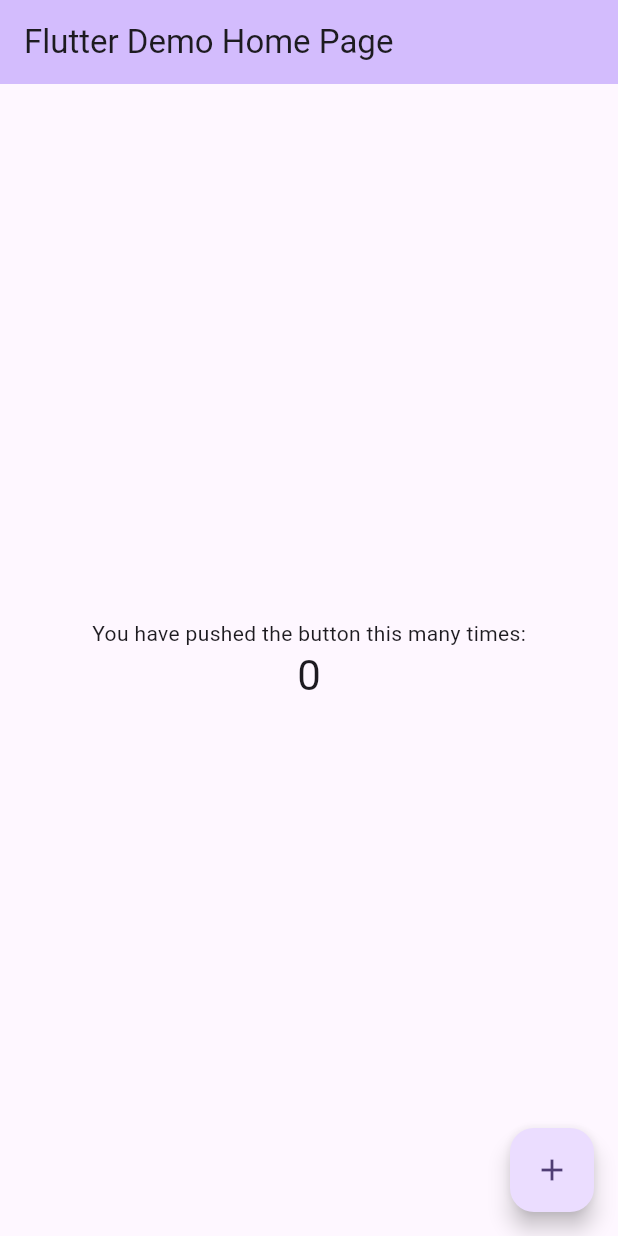
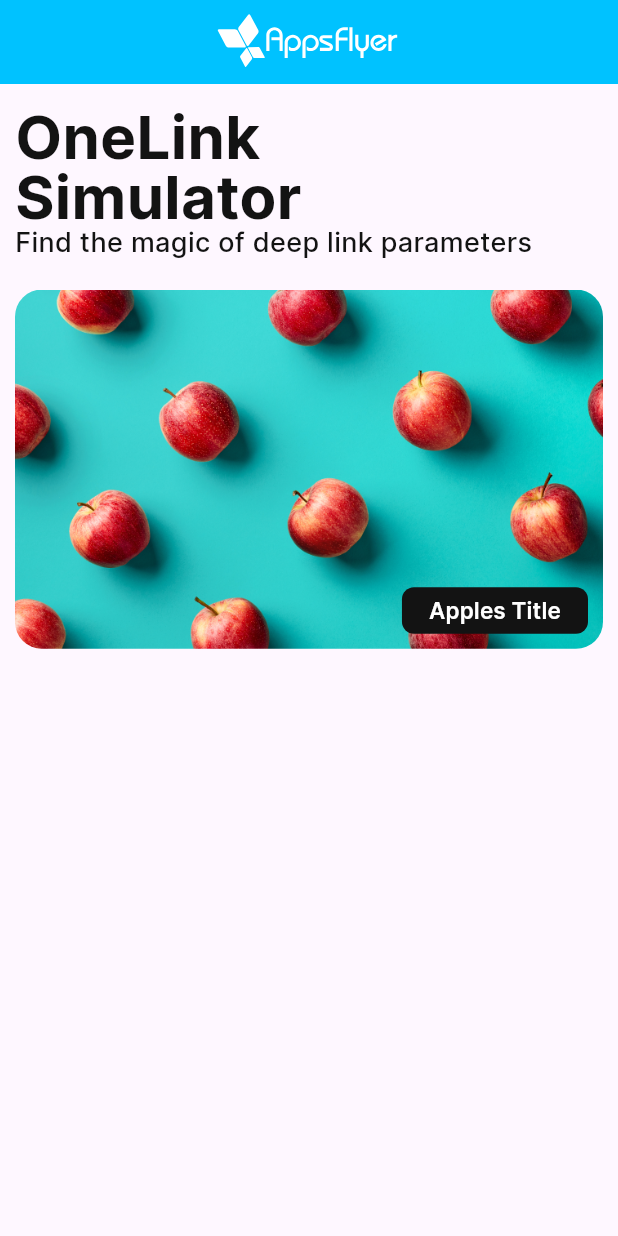
Before and after one commit to judele124/flutterOneLinkApp, a Flutter app: the screen it shows after launch, on a phone screen of 412 x 824 dp. Run offline on Flutter 3.47's test engine with Material 2 defaults, Android fonts, the phone set to English and light mode, and no system bars; our stand-ins replace flutter_svg, gap.

Commit message:
main page, img button and assets folder connected

```diff
--- a/lib/main.dart
+++ b/lib/main.dart
@@ -1,4 +1,7 @@
 import 'package:flutter/material.dart';
+import 'package:flutter_svg/flutter_svg.dart';
+import 'package:gap/gap.dart';
+import 'package:appsflyer_sample_app/utils/varibles.dart';
 
 void main() {
   runApp(const MyApp());
@@ -7,119 +10,114 @@ void main() {
 class MyApp extends StatelessWidget {
   const MyApp({super.key});
 
-  // This widget is the root of your application.
   @override
   Widget build(BuildContext context) {
     return MaterialApp(
-      title: 'Flutter Demo',
+      home: const HomePage(),
+      debugShowCheckedModeBanner: false,
+      title: 'One Link AppsFlyer',
       theme: ThemeData(
-        // This is the theme of your application.
-        //
-        // TRY THIS: Try running your application with "flutter run". You'll see
-        // the application has a blue toolbar. Then, without quitting the app,
-        // try changing the seedColor in the colorScheme below to Colors.green
-        // and then invoke "hot reload" (save your changes or press the "hot
-        // reload" button in a Flutter-supported IDE, or press "r" if you used
-        // the command line to start the app).
-        //
-        // Notice that the counter didn't reset back to zero; the application
-        // state is not lost during the reload. To reset the state, use hot
-        // restart instead.
-        //
-        // This works for code too, not just values: Most code changes can be
-        // tested with just a hot reload.
-        colorScheme: ColorScheme.fromSeed(seedColor: Colors.deepPurple),
+        textTheme: const TextTheme(
+          bodyMedium: TextStyle(
+            color: colorAFDark,
+          ),
+        ),
+        primaryColor: colorAFBlue,
+        fontFamily: "Inter",
         useMaterial3: true,
       ),
-      home: const MyHomePage(title: 'Flutter Demo Home Page'),
     );
   }
 }
 
-class MyHomePage extends StatefulWidget {
-  const MyHomePage({super.key, required this.title});
-
-  // This widget is the home page of your application. It is stateful, meaning
-  // that it has a State object (defined below) that contains fields that affect
-  // how it looks.
-
-  // This class is the configuration for the state. It holds the values (in this
-  // case the title) provided by the parent (in this case the App widget) and
-  // used by the build method of the State. Fields in a Widget subclass are
-  // always marked "final".
-
-  final String title;
-
-  @override
-  State<MyHomePage> createState() => _MyHomePageState();
-}
-
-class _MyHomePageState extends State<MyHomePage> {
-  int _counter = 0;
-
-  void _incrementCounter() {
-    setState(() {
-      // This call to setState tells the Flutter framework that something has
-      // changed in this State, which causes it to rerun the build method below
-      // so that the display can reflect the updated values. If we changed
-      // _counter without calling setState(), then the build method would not be
-      // called again, and so nothing would appear to happen.
-      _counter++;
-    });
-  }
-
+class HomePage extends StatelessWidget {
+  const HomePage({super.key});
   @override
   Widget build(BuildContext context) {
-    // This method is rerun every time setState is called, for instance as done
-    // by the _incrementCounter method above.
-    //
-    // The Flutter framework has been optimized to make rerunning build methods
-    // fast, so that you can just rebuild anything that needs updating rather
-    // than having to individually change instances of widgets.
     return Scaffold(
       appBar: AppBar(
-        // TRY THIS: Try changing the color here to a specific color (to
-        // Colors.amber, perhaps?) and trigger a hot reload to see the AppBar
-        // change color while the other colors stay the same.
-        backgroundColor: Theme.of(context).colorScheme.inversePrimary,
-        // Here we take the value from the MyHomePage object that was created by
-        // the App.build method, and use it to set our appbar title.
-        title: Text(widget.title),
+        centerTitle: true,
+        backgroundColor: colorAFBlue,
+        title: SvgPicture.asset(
+          "assets/images/appsflyer-logo.svg",
+          // ignore: deprecated_member_use
+          color: Colors.white,
+          width: 130,
+        ),
       ),
-      body: Center(
-        // Center is a layout widget. It takes a single child and positions it
-        // in the middle of the parent.
+      body: Padding(
+        padding: horizontalPagePadding,
         child: Column(
-          // Column is also a layout widget. It takes a list of children and
-          // arranges them vertically. By default, it sizes itself to fit its
-          // children horizontally, and tries to be as tall as its parent.
-          //
-          // Column has various properties to control how it sizes itself and
-          // how it positions its children. Here we use mainAxisAlignment to
-          // center the children vertically; the main axis here is the vertical
-          // axis because Columns are vertical (the cross axis would be
-          // horizontal).
-          //
-          // TRY THIS: Invoke "debug painting" (choose the "Toggle Debug Paint"
-          // action in the IDE, or press "p" in the console), to see the
-          // wireframe for each widget.
-          mainAxisAlignment: MainAxisAlignment.center,
-          children: <Widget>[
-            const Text(
-              'You have pushed the button this many times:',
+          children: [
+            const Column(
+              crossAxisAlignment: CrossAxisAlignment.stretch,
+              children: [
+                Gap(15),
+                Text(
+                  "OneLink \nSimulator",
+                  textAlign: TextAlign.start,
+                  style: TextStyle(
+                      fontSize: 40, height: 1, fontWeight: FontWeight.w700),
+                ),
+                Text(
+                  "Find the magic of deep link parameters",
+                  style: TextStyle(
+                    fontSize: 18,
+                    height: 1.2,
+                    fontWeight: FontWeight.w500,
+                  ),
+                ),
+                Gap(15)
+              ],
             ),
-            Text(
-              '$_counter',
-              style: Theme.of(context).textTheme.headlineMedium,
+            Column(
+              mainAxisAlignment: MainAxisAlignment.start,
+              children: [
+                const Gap(5),
+                TextButton(
+                  style: TextButton.styleFrom(
+                    animationDuration: Duration.zero,
+                    padding: EdgeInsets.zero,
+                    backgroundColor: Colors.transparent,
+                  ),
+                  onPressed: () {
+                    print("navigate");
+                  },
+                  child: ClipRRect(
+                    borderRadius: BorderRadius.circular(18),
+                    child: Stack(
+                      alignment: Alignment.bottomRight,
+                      children: [
+                        Image.asset(
+                          "assets/images/apples.png",
+                          width: double.infinity,
+                          fit: BoxFit.cover,
+                        ),
+                        Container(
+                          margin: const EdgeInsets.all(10),
+                          padding: const EdgeInsets.fromLTRB(18, 5, 18, 5),
+                          decoration: BoxDecoration(
+                            borderRadius: BorderRadius.circular(8),
+                            color: colorAFDark,
+                          ),
+                          child: const Text(
+                            "Apples Title",
+                            style: TextStyle(
+                              color: Colors.white,
+                              fontSize: 15,
+                              fontWeight: FontWeight.w600,
+                            ),
+                          ),
+                        ),
+                      ],
+                    ),
+                  ),
+                ),
+              ],
             ),
           ],
         ),
       ),
-      floatingActionButton: FloatingActionButton(
-        onPressed: _incrementCounter,
-        tooltip: 'Increment',
-        child: const Icon(Icons.add),
-      ), // This trailing comma makes auto-formatting nicer for build methods.
     );
   }
 }
--- /dev/null
+++ b/lib/utils/varibles.dart
@@ -0,0 +1,6 @@
+import 'package:flutter/material.dart';
+
+const Color colorAFBlue = Color.fromARGB(255, 0, 194, 255);
+const Color colorAFGreen = Color.fromARGB(255, 122, 209, 67);
+const Color colorAFDark = Color.fromARGB(255, 19, 19, 19);
+const EdgeInsets horizontalPagePadding = EdgeInsets.symmetric(horizontal: 10);
```
Also changed, not shown: pubspec.yaml (+26 -0 lines), assets/fonts/inter/Inter-Black.ttf (added), assets/fonts/inter/Inter-Bold.ttf (added), assets/fonts/inter/Inter-ExtraBold.ttf (added), assets/fonts/inter/Inter-ExtraLight.ttf (added), assets/fonts/inter/Inter-Light.ttf (added), assets/fonts/inter/Inter-Medium.ttf (added), assets/fonts/inter/Inter-Regular.ttf (added), assets/fonts/inter/Inter-SemiBold.ttf (added), assets/fonts/inter/Inter-Thin.ttf (added), assets/images/apples.jpg (added), assets/images/apples.png (added), assets/images/appsflyer-logo.svg (added), assets/images/bananas.jpg (added), 4 more files.
